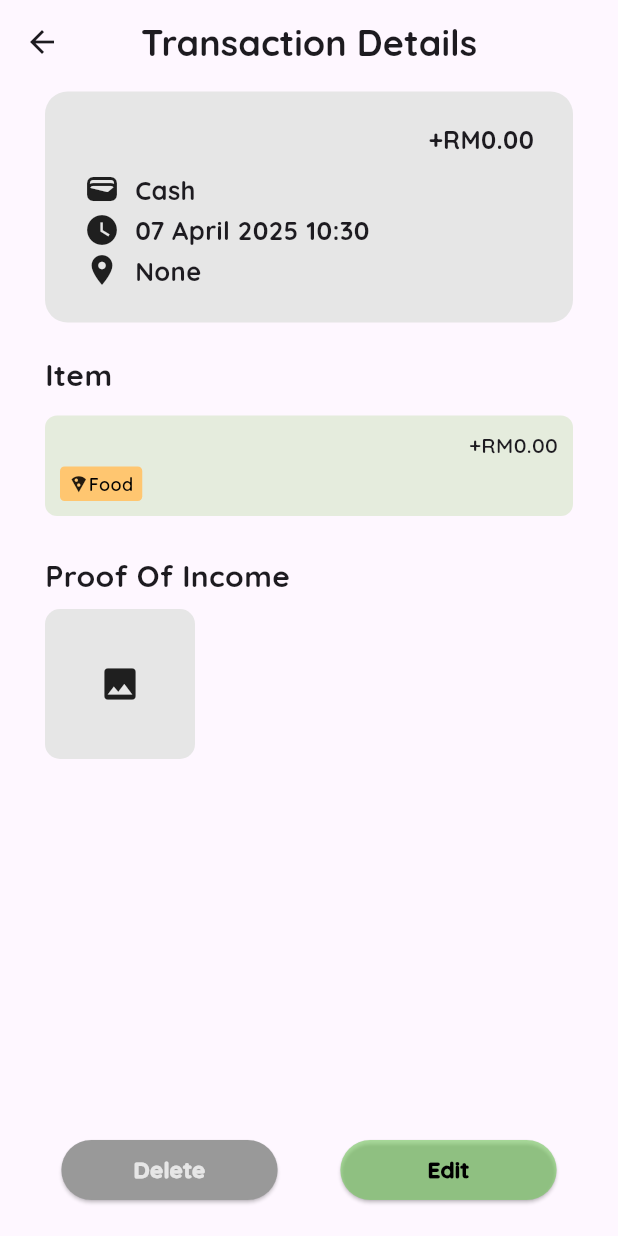
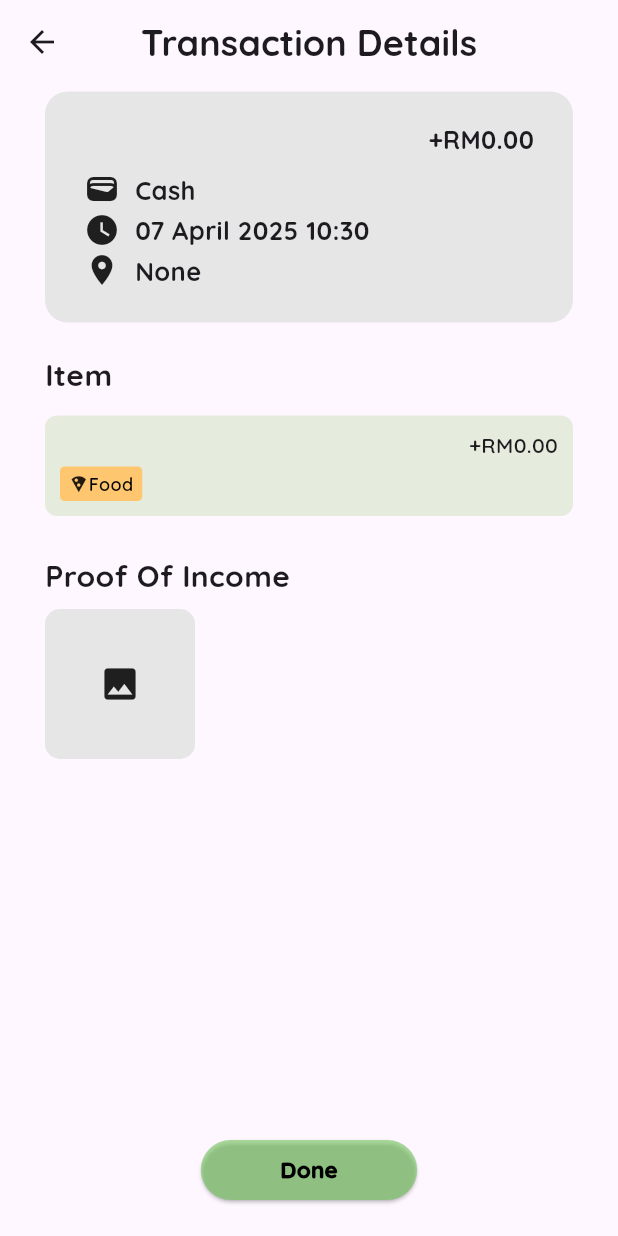
Before and after one commit to junhubdotcom/steadypunpipi_kitahack, a Flutter app: the RecordTransaction screen opened directly, after a tap on "Income", after a tap on "Done", on a phone screen of 412 x 824 dp. Run offline on Flutter 3.47's test engine with Material 3 defaults, Android fonts, the phone set to English and light mode, and no system bars; our stand-ins replace camera, cloud_firestore, custom_sliding_segmented_control, dash_chat_2, dashed_circular_progress_bar, firebase_analytics and 10 more; accounts and stored records are empty; network calls fail.

Commit message:
change transaction details button

```diff
--- a/lib/screens/transaction/record_transaction.dart
+++ b/lib/screens/transaction/record_transaction.dart
@@ -513,7 +513,9 @@ class _RecordTransactionState extends State<RecordTransaction> {
                               builder: (context) => TransactionDetails(
                                   transactionId:
                                       isExpense ? expenseRefId : incomeRefId,
-                                  isExpense: isExpense)));
+                                  isExpense: isExpense,
+                                  fromForm: true,
+                                  )));
                     }),
               )
             ],
--- a/lib/screens/transaction/transaction_details.dart
+++ b/lib/screens/transaction/transaction_details.dart
@@ -19,8 +19,12 @@ import 'package:steadypunpipi_vhack/widgets/transaction_widgets/small_title.dart
 class TransactionDetails extends StatefulWidget {
   String transactionId;
   bool isExpense;
+  bool fromForm;
   TransactionDetails(
-      {required this.transactionId, required this.isExpense, super.key});
+      {required this.transactionId,
+      required this.isExpense,
+      required this.fromForm,
+      super.key});
 
   @override
   State<TransactionDetails> createState() => _TransactionDetailsState();
@@ -120,7 +124,6 @@ class _TransactionDetailsState extends State<TransactionDetails> {
           ),
         ),
         centerTitle: true,
-
       ),
       body: isLoading
           ? Center(
@@ -267,7 +270,18 @@ class _TransactionDetailsState extends State<TransactionDetails> {
                 ),
                 Padding(
                   padding: const EdgeInsets.all(20.0),
-                  child: Row(
+                  child: widget.fromForm
+                      ? DetailsButton(
+                          textColor: 0xff000000,
+                          buttonColor: 0xff999974c95c,
+                          button_text: "Done",
+                          onPressed: () {
+                            Navigator.push(
+                                context,
+                                MaterialPageRoute(
+                                    builder: (context) => TransactionPage()));
+                          })
+                      : Row(
                           mainAxisAlignment: MainAxisAlignment.spaceAround,
                           children: [
                             DetailsButton(
```
Lines whose indentation alone changed are shown as unchanged.
